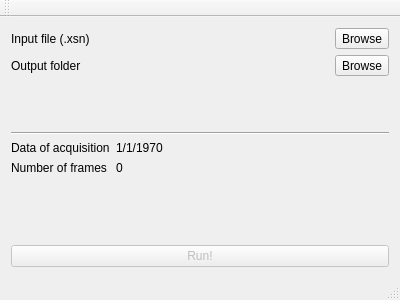
The window that QPTDecodeXSN/mainwindow.ui (PaoloTomasinUniTN/DecodeXSN) describes before a commit, drawn with Qt 5.
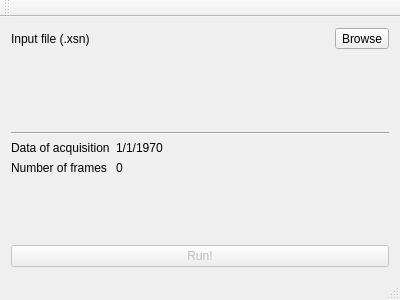
The same window after the commit.

```diff
--- a/QPTDecodeXSN/mainwindow.ui
+++ b/QPTDecodeXSN/mainwindow.ui
@@ -42,31 +42,6 @@
         </item>
        </layout>
       </item>
-      <item row="1" column="0">
-       <widget class="QLabel" name="label_2">
-        <property name="text">
-         <string>Output folder</string>
-        </property>
-       </widget>
-      </item>
-      <item row="1" column="1">
-       <layout class="QHBoxLayout" name="horizontalLayout_2">
-        <item>
-         <widget class="QLabel" name="la_outputPath">
-          <property name="text">
-           <string/>
-          </property>
-         </widget>
-        </item>
-        <item>
-         <widget class="QToolButton" name="tb_outputPath">
-          <property name="text">
-           <string>Browse</string>
-          </property>
-         </widget>
-        </item>
-       </layout>
-      </item>
      </layout>
     </item>
     <item>
```
